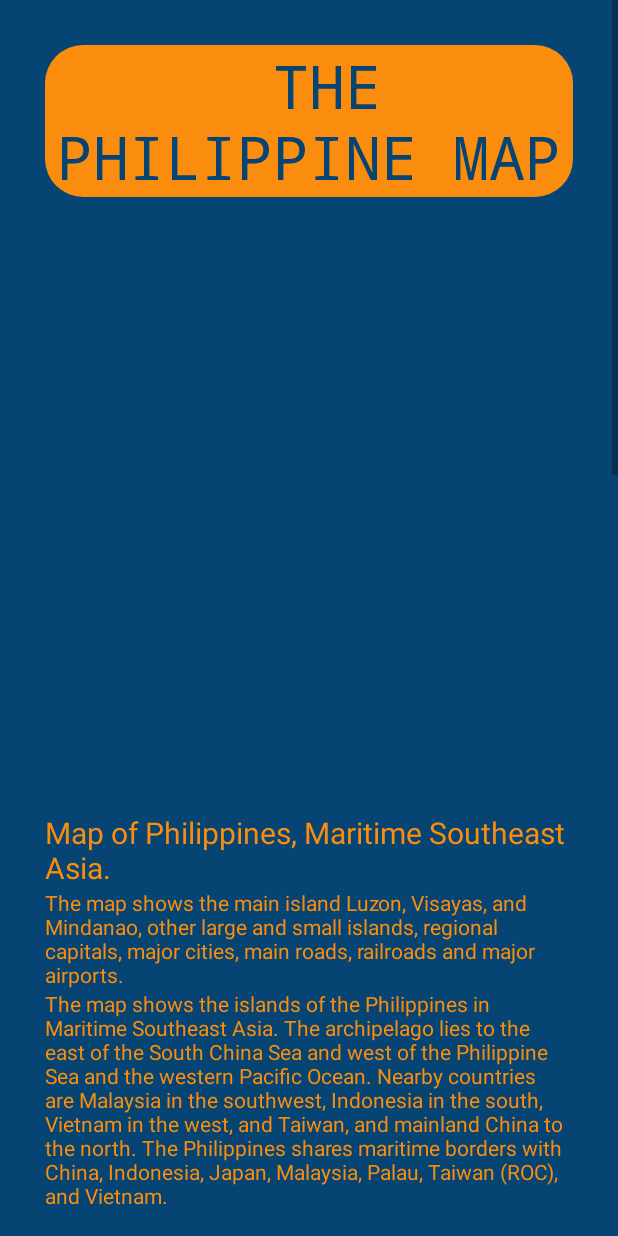
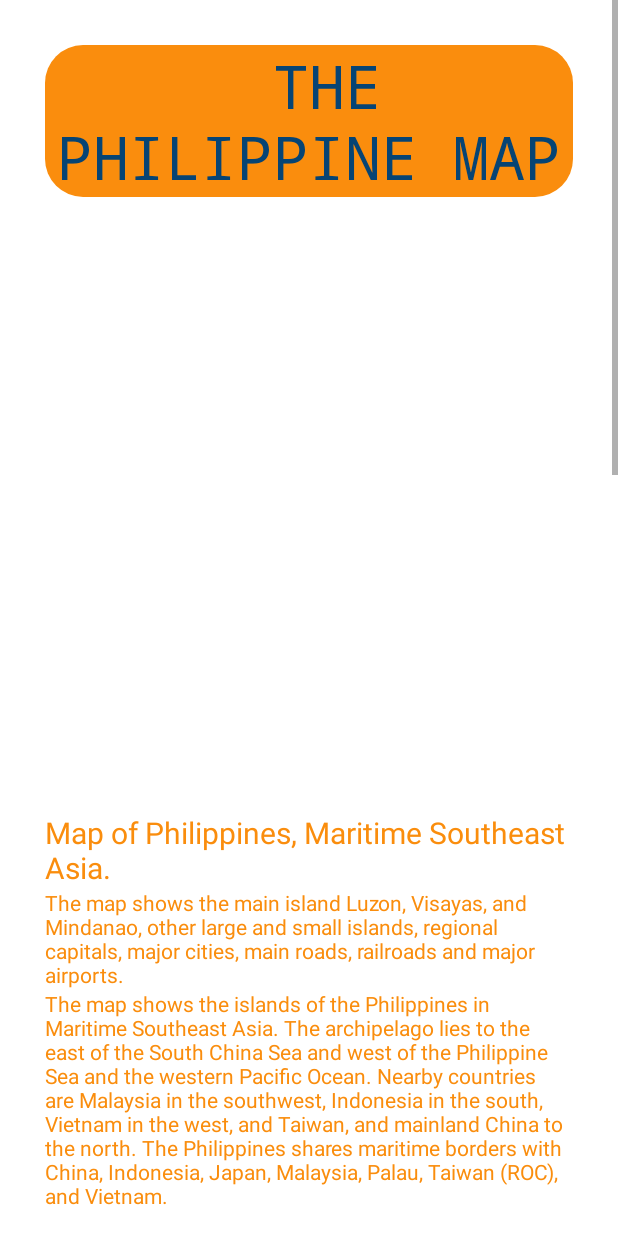
Before and after one commit to agapay-conqueror/AgapayApp, an Android app: the PhilippineMap screen opened directly, with no data from a screen before it, on a phone screen of 412 x 824 dp. Run offline under Robolectric (Android 15) with nearby library versions, the light colour scheme and no system bars; libraries missing offline, so code that uses them is left out: com.github.chrisbanes.photoview; plain views replace PhotoView; 4 statements that could not run were skipped.

Commit message:
background old to white

```diff
--- a/Agapay/app/src/main/AndroidManifest.xml
+++ b/Agapay/app/src/main/AndroidManifest.xml
@@ -9,7 +9,7 @@
         android:roundIcon="@mipmap/ic_launcher_round"
         android:supportsRtl="true"
         android:theme="@style/Theme.Agapay">
-        <activity android:name=".Videos"></activity>
+        <activity android:name=".Videos" />
         <activity android:name=".PhilippineMap" />
         <activity android:name=".Topics" />
         <activity android:name=".Login_form" />
--- a/Agapay/app/src/main/java/com/example/agapay/Topics.java
+++ b/Agapay/app/src/main/java/com/example/agapay/Topics.java
@@ -2,6 +2,7 @@ package com.example.agapay;
 
 import androidx.appcompat.app.AppCompatActivity;
 
+import android.content.Intent;
 import android.os.Bundle;
 import android.view.Gravity;
 import android.view.View;
--- a/Agapay/app/src/main/res/layout/activity_home.xml
+++ b/Agapay/app/src/main/res/layout/activity_home.xml
@@ -4,8 +4,7 @@
     xmlns:app="http://schemas.android.com/apk/res-auto"
     xmlns:tools="http://schemas.android.com/tools"
     android:layout_width="match_parent"
-    android:layout_height="match_parent"
-    android:background="#064474">
+    android:layout_height="match_parent">
 
     <LinearLayout
         android:layout_width="match_parent"
--- a/Agapay/app/src/main/res/layout/activity_philippine_map.xml
+++ b/Agapay/app/src/main/res/layout/activity_philippine_map.xml
@@ -3,8 +3,7 @@
     xmlns:app="http://schemas.android.com/apk/res-auto"
     xmlns:tools="http://schemas.android.com/tools"
     android:layout_width="match_parent"
-    android:layout_height="match_parent"
-    android:background="#064474">
+    android:layout_height="match_parent">
 
     <LinearLayout
         android:layout_width="match_parent"
--- a/Agapay/app/src/main/res/layout/activity_signup_form.xml
+++ b/Agapay/app/src/main/res/layout/activity_signup_form.xml
@@ -4,7 +4,6 @@
     xmlns:tools="http://schemas.android.com/tools"
     android:layout_width="match_parent"
     android:layout_height="match_parent"
-    android:background="#064474"
    >
 
 
--- a/Agapay/app/src/main/res/layout/activity_topics.xml
+++ b/Agapay/app/src/main/res/layout/activity_topics.xml
@@ -3,8 +3,7 @@
     xmlns:app="http://schemas.android.com/apk/res-auto"
     xmlns:tools="http://schemas.android.com/tools"
     android:layout_width="match_parent"
-    android:layout_height="match_parent"
-    android:background="#064474">
+    android:layout_height="match_parent">
 
     <LinearLayout
         android:layout_width="match_parent"
@@ -27,7 +26,8 @@
             android:background="@drawable/custom_button"
             android:layout_marginTop="10dp"
             android:textColor="#064474"
-            android:textSize="20sp"/>
+            android:textSize="20sp"
+            android:onClick="btn_landforms"/>
 
         <Button
             android:layout_width="match_parent"
--- a/Agapay/app/src/main/res/layout/activity_videos.xml
+++ b/Agapay/app/src/main/res/layout/activity_videos.xml
@@ -3,8 +3,7 @@
     xmlns:app="http://schemas.android.com/apk/res-auto"
     xmlns:tools="http://schemas.android.com/tools"
     android:layout_width="match_parent"
-    android:layout_height="match_parent"
-    android:background="#064474">
+    android:layout_height="match_parent">
 
     <LinearLayout
         android:layout_width="match_parent"
```
